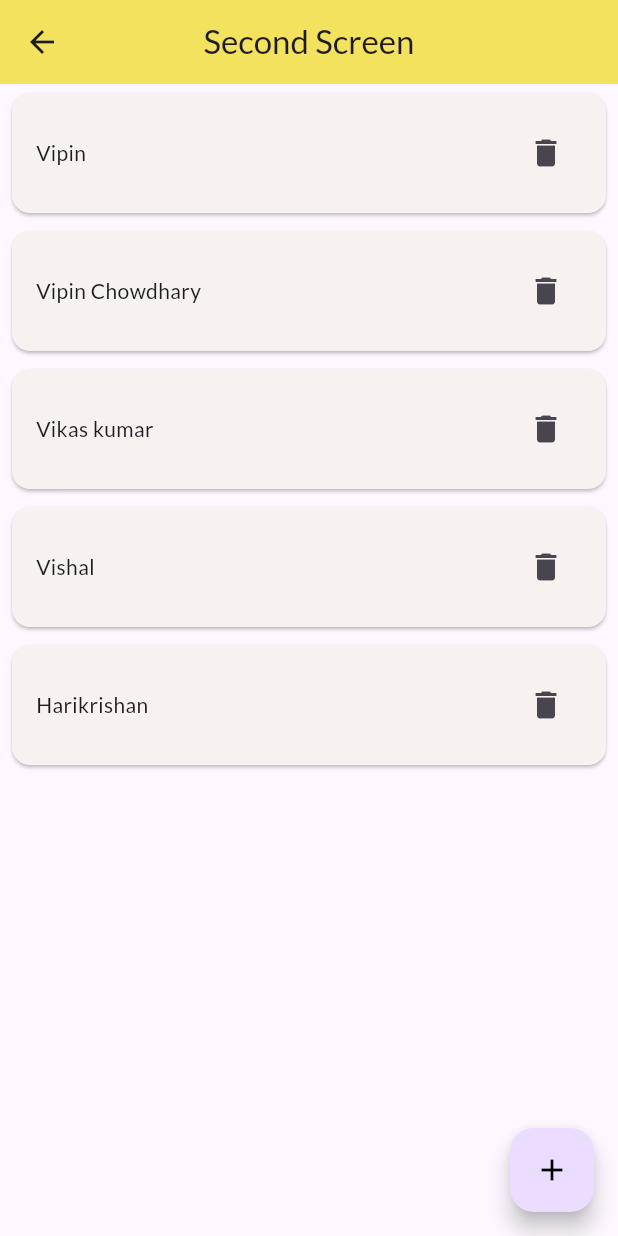
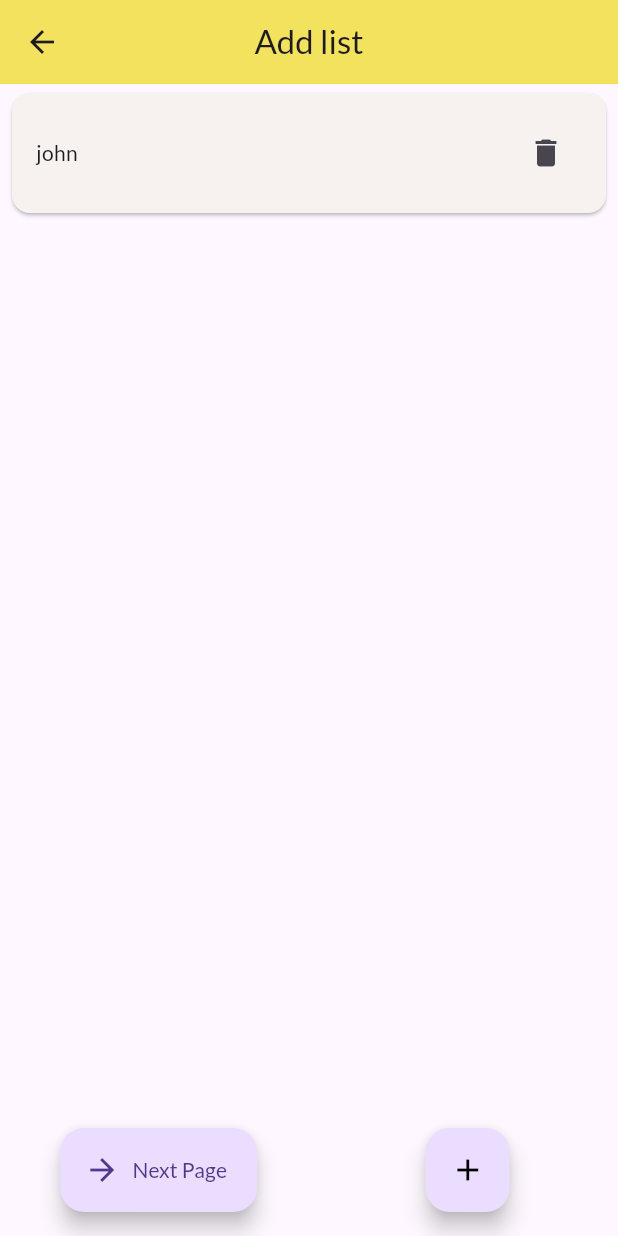
Before and after one commit to vipin-Chowdhary/7daysofFlutter, a Flutter app: the SecondScreen screen opened directly, on a phone screen of 412 x 824 dp. Run offline on Flutter 3.47's test engine with Material 3 defaults, Android fonts, the phone set to English and light mode, and no system bars; our stand-ins replace google_fonts; network calls fail.

```diff
--- a/lib/view/dialog_screen.dart
+++ b/lib/view/dialog_screen.dart
@@ -28,7 +28,9 @@ class DialogScreen extends StatelessWidget {
                     ElevatedButton(onPressed: onPressed, child: Text("Save")),
                     SizedBox(width: 10),
                     ElevatedButton(onPressed: (){
+                      textController!.clear();
                       Navigator.pop(context);
+
                     }, child: Text("Cancel")),
                   ],
                 ),
--- a/lib/view/second_screen.dart
+++ b/lib/view/second_screen.dart
@@ -1,4 +1,5 @@
 import 'package:demo_project/view/dialog_screen.dart';
+import 'package:demo_project/view/navi_bar.dart';
 import 'package:flutter/material.dart';
 
 class SecondScreen extends StatefulWidget {
@@ -10,17 +11,12 @@ class SecondScreen extends StatefulWidget {
 
 class _SecondScreenState extends State<SecondScreen> {
   final controller = TextEditingController();
-  List cardList = [
-    "Vipin ",
-    "Vipin Chowdhary",
-    "Vikas kumar",
-    "Vishal",
-    "Harikrishan",
-  ];
+  List cardList = ["john"];
   void addNameInList() {
     setState(() {
-      if(controller.text.isNotEmpty){
-        cardList.add(controller.text);
+      if (controller.text.isNotEmpty) {
+        // cardList.add(controller.text);
+        cardList.insert(0, controller.text);
       }
 
       controller.clear();
@@ -28,6 +24,7 @@ class _SecondScreenState extends State<SecondScreen> {
 
     Navigator.pop(context);
   }
+
   @override
   void dispose() {
     controller.clear();
@@ -42,7 +39,7 @@ class _SecondScreenState extends State<SecondScreen> {
         backgroundColor: Colors.yellow[400],
         elevation: 3,
         centerTitle: true,
-        title: Text("Second Screen"),
+        title: Text("Add list"),
       ),
       body: ListView.builder(
         itemCount: cardList.length,
@@ -56,21 +53,37 @@ class _SecondScreenState extends State<SecondScreen> {
                 mainAxisAlignment: MainAxisAlignment.spaceBetween,
                 children: [
                   Text(cardList[index]),
-                  IconButton(padding: EdgeInsets.zero,
-                    onPressed: (){
+                  IconButton(
+                    padding: EdgeInsets.zero,
+                    onPressed: () {
                       setState(() {
                         cardList.removeAt(index);
                       });
-
                     },
-                    icon: Icon(Icons.delete),)
+                    icon: Icon(Icons.delete),
+                  ),
                 ],
               ),
             ),
           );
         },
       ),
-      floatingActionButton: FloatingActionButton(
+
+      floatingActionButton: Row(
+        mainAxisAlignment: MainAxisAlignment.spaceAround,
+        children: [
+          FloatingActionButton.extended(
+            onPressed: () {
+              Navigator.push(
+                context,
+                MaterialPageRoute(builder: (context) => CustomNavigationBar()),
+              );
+            },
+            icon: Icon(Icons.arrow_forward),
+            label: Text("Next Page"),
+          ),
+
+          FloatingActionButton(
             onPressed: () {
               showDialog(
                 context: context,
@@ -84,6 +97,8 @@ class _SecondScreenState extends State<SecondScreen> {
             },
             child: Icon(Icons.add, color: Colors.black),
           ),
+        ],
+      ),
     );
   }
 }
```
Also changed, not shown: lib/view/navi_bar.dart (added, +46 -0 lines), lib/vipin.dart (added, +40 -0 lines). Lines whose indentation alone changed are shown as unchanged.
